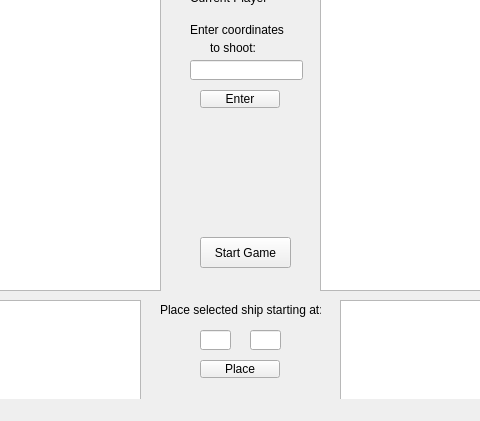
The window that Homework_5/mainwindow.ui (bellis2147/CSCI3010-HW5-Ellis-Wilson) describes before a commit, drawn with Qt 5; both pictures show x 160 to 640 and y 179 to 600 of the 800 by 600 pixel window.
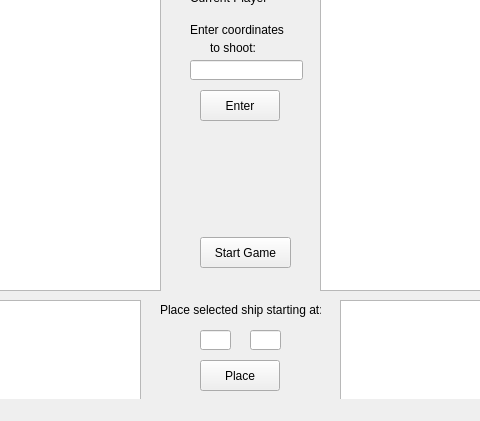
The same window after the commit.

Patch:
```diff
--- a/Homework_5/mainwindow.ui
+++ b/Homework_5/mainwindow.ui
@@ -115,7 +115,7 @@
       <x>360</x>
       <y>250</y>
       <width>80</width>
-      <height>18</height>
+      <height>31</height>
      </rect>
     </property>
     <property name="text">
@@ -161,7 +161,7 @@
       <x>360</x>
       <y>520</y>
       <width>80</width>
-      <height>18</height>
+      <height>31</height>
      </rect>
     </property>
     <property name="text">
```
Left out of the diff: 4 changed lines with no effect on the pictures.
